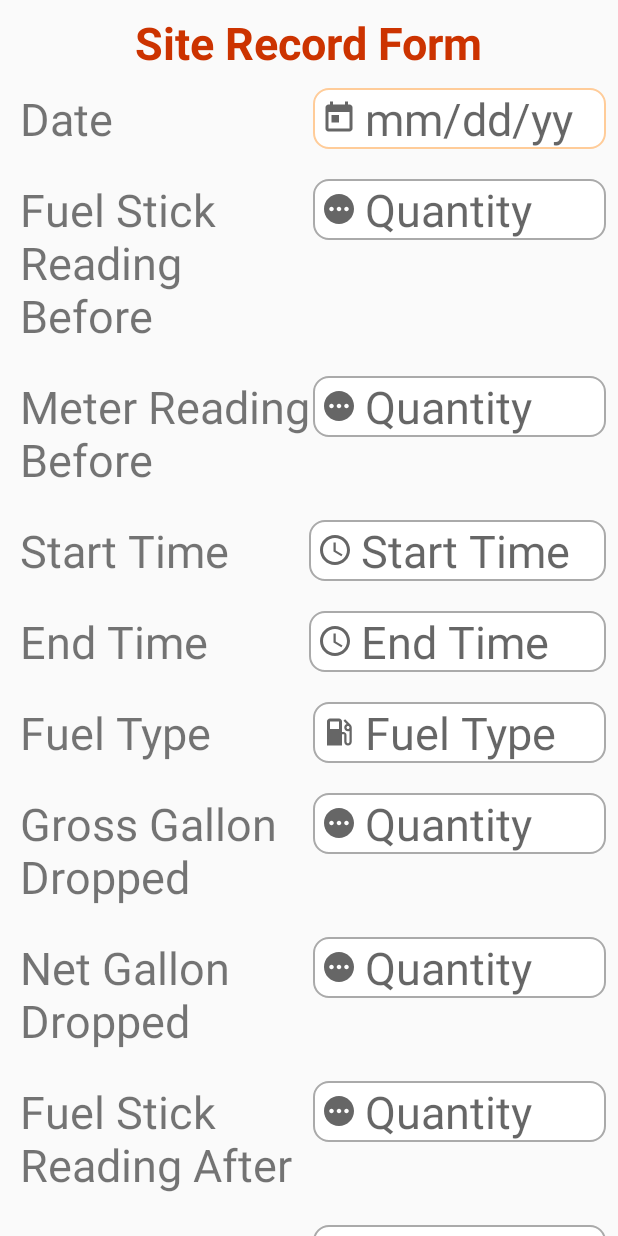
After one commit to suraaj3poudel/Team-Koala, an Android app: the MainActivity4 screen opened directly, with no data from a screen before it, on a phone screen of 412 x 824 dp. The commit adds this screen. Run offline under Robolectric (Android 15) with nearby library versions, the phone set to English and light mode, and no system bars; network calls fail.

Commit message:
deliver form added

```diff
--- a/app/src/main/AndroidManifest.xml
+++ b/app/src/main/AndroidManifest.xml
@@ -6,6 +6,7 @@
     <uses-permission android:name="android.permission.ACCESS_COARSE_LOCATION" />
     <uses-permission android:name="android.permission.ACCESS_BACKGROUND_LOCATION" />
     <uses-permission android:name="android.permission.CAMERA" />
+
     <uses-feature android:name="android.hardware.camera" />
 
     <application
@@ -15,7 +16,8 @@
         android:roundIcon="@mipmap/ic_launcher_round"
         android:supportsRtl="true"
         android:theme="@style/AppTheme">
-        <activity android:name=".dummy.MainActivity3"></activity>
+        <activity android:name=".dummy.MainActivity4"></activity>
+        <activity android:name=".dummy.MainActivity3" />
         <activity android:name=".MainActivity2" />
         <activity
             android:name=".MainActivity"
--- a/app/src/main/java/com/example/alphademo/RecyclerViewAdapter.java
+++ b/app/src/main/java/com/example/alphademo/RecyclerViewAdapter.java
@@ -22,6 +22,7 @@ import androidx.fragment.app.Fragment;
 import androidx.recyclerview.widget.RecyclerView;
 
 import com.example.alphademo.dummy.MainActivity3;
+import com.example.alphademo.dummy.MainActivity4;
 
 import java.util.ArrayList;
 
@@ -59,6 +60,20 @@ public class RecyclerViewAdapter extends RecyclerView.Adapter<RecyclerViewAdapte
             view.getContext().startActivity(intent);
         }
     });
+        holder.deliverForm1.setOnClickListener(new View.OnClickListener() {
+            @Override
+            public void onClick(View view) {
+                Intent intent = new Intent(view.getContext(), MainActivity4.class);
+                view.getContext().startActivity(intent);
+            }
+        });
+        holder.deliverForm2.setOnClickListener(new View.OnClickListener() {
+            @Override
+            public void onClick(View view) {
+                Intent intent = new Intent(view.getContext(), MainActivity4.class);
+                view.getContext().startActivity(intent);
+            }
+        });
 
         holder.driverName.setText(mDriverNames.get(position).getDriverName());
         holder.driverCode.setText(mDriverNames.get(position).getDriverCode());
@@ -115,7 +130,7 @@ public class RecyclerViewAdapter extends RecyclerView.Adapter<RecyclerViewAdapte
         TextView site2name, site2containercode, site2address, site2city, site2state, site2zip,site2p, site2pd;
         ProgressBar progressBar;
         LinearLayout parentLayout;
-        Button addsourceNotes, siteNotes1, siteNotes2, sourceForm;
+        Button addsourceNotes, siteNotes1, siteNotes2, sourceForm, deliverForm1, deliverForm2;
         EditText typeSpaceSource, typeSpaceSite1, typeSpaceSite2;
         DatabaseSQLite myDB;
 
@@ -138,6 +153,9 @@ public class RecyclerViewAdapter extends RecyclerView.Adapter<RecyclerViewAdapte
             sstate = itemView.findViewById(R.id.state);
             szipcode = itemView.findViewById(R.id.zipcode);
 
+
+            deliverForm1 = itemView.findViewById(R.id.deliverForm1);
+            deliverForm2 = itemView.findViewById(R.id.deliverForm2);
             sourceForm = itemView.findViewById(R.id.sourceForm);
             site = itemView.findViewById(R.id.site);
             sitecode = itemView.findViewById(R.id.siteCode);
--- /dev/null
+++ b/app/src/main/java/com/example/alphademo/dummy/MainActivity4.java
@@ -0,0 +1,16 @@
+package com.example.alphademo.dummy;
+
+import androidx.appcompat.app.AppCompatActivity;
+
+import android.os.Bundle;
+
+import com.example.alphademo.R;
+
+public class MainActivity4 extends AppCompatActivity {
+
+    @Override
+    protected void onCreate(Bundle savedInstanceState) {
+        super.onCreate(savedInstanceState);
+        setContentView(R.layout.activity_main4);
+    }
+}
--- /dev/null
+++ b/app/src/main/res/layout/activity_main4.xml
@@ -0,0 +1,370 @@
+<?xml version="1.0" encoding="utf-8"?>
+<androidx.core.widget.NestedScrollView xmlns:android="http://schemas.android.com/apk/res/android"
+    xmlns:app="http://schemas.android.com/apk/res-auto"
+    xmlns:tools="http://schemas.android.com/tools"
+    android:layout_width="match_parent"
+    android:layout_height="match_parent"
+    tools:context=".SiteForm">
+
+    <LinearLayout
+        android:layout_width="match_parent"
+        android:layout_height="match_parent"
+        android:layout_marginStart="8dp"
+        android:layout_marginTop="8dp"
+        android:layout_marginEnd="8dp"
+        android:layout_marginBottom="8dp"
+        android:orientation="vertical">
+
+        <LinearLayout
+            android:layout_width="wrap_content"
+            android:layout_height="wrap_content"
+            android:layout_gravity="center">
+
+            <TextView
+                android:layout_width="wrap_content"
+                android:layout_height="wrap_content"
+                android:text="Site Record Form"
+                android:textStyle="bold"
+                android:textColor="@color/black"
+                android:textSize="30sp" />
+
+        </LinearLayout>
+
+        <LinearLayout
+            android:id="@+id/linearLayout1"
+            android:layout_width="match_parent"
+            android:layout_height="wrap_content"
+            android:layout_marginTop="10dp"
+            android:orientation="horizontal">
+
+            <TextView
+                android:layout_width="0dp"
+                android:layout_height="wrap_content"
+                android:layout_weight="1"
+                android:layout_marginStart="5dp"
+                android:text="@string/date"
+                android:textSize="30sp" />
+
+            <EditText
+                android:id="@+id/date2"
+                android:layout_width="0dp"
+                android:layout_height="wrap_content"
+                android:layout_weight="1"
+                android:background="@drawable/custom_input"
+                android:drawableStart="@drawable/ic_date"
+                android:drawablePadding="5dp"
+                android:paddingStart="5dp"
+                android:hint="@string/mm_dd_yy"
+                android:textSize="30sp"
+                android:importantForAutofill="no"
+                android:autofillHints="@string/date"
+                android:inputType="date"
+                tools:ignore="HardcodedText"/>
+        </LinearLayout>
+
+        <LinearLayout
+            android:layout_width="match_parent"
+            android:layout_height="wrap_content"
+            android:orientation="horizontal"
+            android:layout_marginTop="20dp">
+
+            <TextView
+                android:layout_width="0dp"
+                android:layout_height="wrap_content"
+                android:layout_marginStart="5dp"
+                android:layout_weight="1"
+                android:text="Fuel Stick Reading Before"
+                android:textSize="30sp" />
+
+            <EditText
+                android:layout_width="0dp"
+                android:layout_height="wrap_content"
+                android:background="@drawable/custom_input"
+                android:drawableStart="@drawable/ic_baseline_pending_24"
+                android:drawablePadding="5dp"
+                android:paddingStart="5dp"
+                android:hint="Quantity"
+                android:inputType="number"
+                android:textSize="30sp"
+                android:layout_weight="1"/>
+
+        </LinearLayout>
+
+        <LinearLayout
+            android:layout_width="match_parent"
+            android:layout_height="wrap_content"
+            android:orientation="horizontal"
+            android:layout_marginTop="20dp">
+
+            <TextView
+                android:layout_width="0dp"
+                android:layout_height="wrap_content"
+                android:layout_marginStart="5dp"
+                android:layout_weight="1"
+                android:text="Meter Reading Before"
+                android:textSize="30sp" />
+
+            <EditText
+                android:layout_width="0dp"
+                android:layout_height="wrap_content"
+                android:background="@drawable/custom_input"
+                android:drawableStart="@drawable/ic_baseline_pending_24"
+                android:drawablePadding="5dp"
+                android:paddingStart="5dp"
+                android:hint="Quantity"
+                android:inputType="number"
+                android:textSize="30sp"
+                android:layout_weight="1"/>
+
+        </LinearLayout>
+
+        <LinearLayout
+            android:layout_width="match_parent"
+            android:layout_height="wrap_content"
+            android:orientation="horizontal"
+            android:layout_marginTop="20dp">
+
+
+            <TextView
+                android:layout_width="match_parent"
+                android:layout_height="wrap_content"
+                android:layout_weight="1"
+                android:layout_marginStart="5dp"
+                android:text="Start Time"
+                android:textSize="30sp" />
+
+            <EditText
+                android:layout_width="match_parent"
+                android:layout_height="wrap_content"
+                android:layout_weight="1"
+                android:background="@drawable/custom_input"
+                android:drawableStart="@drawable/ic_time"
+                android:drawablePadding="5dp"
+                android:paddingStart="5dp"
+                android:hint="Start Time"
+                android:inputType="number"
+                android:textSize="30sp" />
+
+        </LinearLayout>
+
+        <LinearLayout
+            android:layout_width="match_parent"
+            android:layout_height="wrap_content"
+            android:orientation="horizontal"
+            android:layout_marginTop="20dp">
+
+            <TextView
+                android:layout_width="match_parent"
+                android:layout_height="wrap_content"
+                android:layout_marginStart="5dp"
+                android:layout_weight="1"
+                android:text="End Time"
+                android:textSize="30sp" />
+
+            <EditText
+                android:id="@+id/editTextTextPostalAddress3"
+                android:layout_width="match_parent"
+                android:layout_height="wrap_content"
+                android:layout_weight="1"
+                android:background="@drawable/custom_input"
+                android:drawableStart="@drawable/ic_time"
+                android:drawablePadding="5dp"
+                android:paddingStart="5dp"
+                android:hint="End Time"
+                android:inputType="textPostalAddress"
+                android:textSize="30sp"
+                android:autofillHints="" />
+
+        </LinearLayout>
+
+        <LinearLayout
+            android:layout_width="match_parent"
+            android:layout_height="wrap_content"
+            android:orientation="horizontal"
+            android:layout_marginTop="20dp">
+
+            <TextView
+                android:layout_width="0dp"
+                android:layout_height="wrap_content"
+                android:layout_marginStart="5dp"
+                android:layout_weight="1"
+                android:text="Fuel Type"
+                android:textSize="30sp" />
+
+            <EditText
+                android:layout_width="0dp"
+                android:layout_height="wrap_content"
+                android:layout_weight="1"
+                android:background="@drawable/custom_input"
+                android:drawableStart="@drawable/ic_baseline_local_gas_station_24"
+                android:drawablePadding="5dp"
+                android:paddingStart="5dp"
+                android:hint="Fuel Type"
+                android:textSize="30sp" />
+
+
+        </LinearLayout>
+
+        <LinearLayout
+            android:layout_width="match_parent"
+            android:layout_height="wrap_content"
+            android:orientation="horizontal"
+            android:layout_marginTop="20dp">
+
+            <TextView
+                android:layout_width="0dp"
+                android:layout_height="wrap_content"
+                android:layout_marginStart="5dp"
+                android:layout_weight="1"
+                android:text="Gross Gallon Dropped"
+                android:textSize="30sp" />
+
+            <EditText
+                android:id="@+id/editTextNumber2"
+                android:layout_width="0dp"
+                android:layout_height="wrap_content"
+                android:layout_weight="1"
+                android:background="@drawable/custom_input"
+                android:drawableStart="@drawable/ic_baseline_pending_24"
+                android:drawablePadding="5dp"
+                android:paddingStart="5dp"
+                android:hint="Quantity"
+                android:inputType="number"
+                android:textSize="30sp" />
+
+        </LinearLayout>
+
+        <LinearLayout
+            android:layout_width="match_parent"
+            android:layout_height="wrap_content"
+            android:orientation="horizontal"
+            android:layout_marginTop="20dp">
+
+            <TextView
+                android:layout_width="0dp"
+                android:layout_height="wrap_content"
+                android:layout_weight="1"
+                android:layout_marginStart="5dp"
+                android:text="Net Gallon Dropped"
+                android:textSize="30sp" />
+
+            <EditText
+                android:layout_width="0dp"
+                android:layout_height="wrap_content"
+                android:background="@drawable/custom_input"
+                android:drawableStart="@drawable/ic_baseline_pending_24"
+                android:drawablePadding="5dp"
+                android:paddingStart="5dp"
+                android:hint="Quantity"
+                android:inputType="number"
+                android:textSize="30sp"
+                android:layout_weight="1"/>
+
+        </LinearLayout>
+
+        <LinearLayout
+            android:layout_width="match_parent"
+            android:layout_height="wrap_content"
+            android:orientation="horizontal"
+            android:layout_marginTop="20dp">
+
+            <TextView
+                android:layout_width="0dp"
+                android:layout_height="wrap_content"
+                android:layout_weight="1"
+                android:layout_marginStart="5dp"
+                android:text="Fuel Stick Reading After"
+                android:textSize="30sp" />
+
+            <EditText
+                android:layout_width="0dp"
+                android:layout_height="wrap_content"
+                android:layout_weight="1"
+                android:background="@drawable/custom_input"
+                android:drawableStart="@drawable/ic_baseline_pending_24"
+                android:drawablePadding="5dp"
+                android:paddingStart="5dp"
+                android:hint="Quantity"
+                android:inputType="number"
+                android:textSize="30sp" />
+
+        </LinearLayout>
+
+        <LinearLayout
+            android:layout_width="match_parent"
+            android:layout_height="wrap_content"
+            android:orientation="horizontal"
+            android:layout_marginTop="20dp">
+
+            <TextView
+                android:layout_width="0dp"
+                android:layout_height="wrap_content"
+                android:layout_weight="1"
+                android:layout_marginStart="5dp"
+                android:text="Meter Reading After"
+                android:textSize="30sp" />
+
+            <EditText
+                android:layout_width="0dp"
+                android:layout_height="wrap_content"
+                android:layout_weight="1"
+                android:background="@drawable/custom_input"
+                android:drawableStart="@drawable/ic_baseline_pending_24"
+                android:drawablePadding="5dp"
+                android:paddingStart="5dp"
+                android:hint="Quantity"
+                android:inputType="number"
+                android:textSize="30sp" />
+
+        </LinearLayout>
+
+        <LinearLayout
+            android:layout_width="match_parent"
+            android:layout_height="wrap_content"
+            android:orientation="horizontal"
+            android:layout_marginTop="20dp">
+
+            <TextView
+                android:layout_width="0dp"
+                android:layout_height="wrap_content"
+                android:layout_weight="1"
+                android:layout_marginStart="5dp"
+                android:text="Bill of Landing Number"
+                android:textSize="30sp" />
+
+            <EditText
+                android:layout_width="0dp"
+                android:layout_height="wrap_content"
+                android:layout_weight="1"
+                android:background="@drawable/custom_input"
+                android:hint="Quantity"
+                android:inputType="number"
+                android:textSize="30sp" />
+
+        </LinearLayout>
+
+        <LinearLayout
+            android:layout_width="match_parent"
+            android:layout_height="wrap_content"
+            android:orientation="vertical"
+            android:layout_marginTop="20dp">
+
+            <TextView
+                android:layout_width="wrap_content"
+                android:layout_height="wrap_content"
+                android:textAlignment="center"
+                android:text="Capture your Barcode"
+                android:textSize="30sp"/>
+
+            <ImageView
+                android:id="@+id/imageView6"
+                android:layout_width="match_parent"
+                android:layout_height="240dp"
+                android:src="@android:drawable/ic_menu_camera" />
+
+
+        </LinearLayout>
+    </LinearLayout>
+
+
+</androidx.core.widget.NestedScrollView>
--- a/app/src/main/res/layout/fragment_triplist.xml
+++ b/app/src/main/res/layout/fragment_triplist.xml
@@ -498,6 +498,18 @@
                 android:layout_marginRight="55dp"
                 android:text="+ Add Notes"
                 android:textAlignment="center" />
+            <Button
+                android:layout_width="wrap_content"
+                android:layout_height="wrap_content"
+                android:id="@+id/deliverForm1"
+                android:layout_alignParentStart="true"
+                android:layout_alignParentLeft="true"
+                android:layout_alignParentRight="true"
+                android:layout_marginStart="2dp"
+                android:layout_marginLeft="246dp"
+                android:layout_marginRight="55dp"
+                android:text="Deliver"
+                android:textAlignment="center" />
         </RelativeLayout>
 
         <EditText
@@ -711,6 +723,18 @@
             <Button
                 android:layout_width="wrap_content"
                 android:layout_height="wrap_content"
+                android:id="@+id/deliverForm2"
+                android:layout_alignParentStart="true"
+                android:layout_alignParentLeft="true"
+                android:layout_alignParentRight="true"
+                android:layout_marginStart="2dp"
+                android:layout_marginLeft="246dp"
+                android:layout_marginRight="55dp"
+                android:text="Deliver"
+                android:textAlignment="center" />
+            <Button
+                android:layout_width="wrap_content"
+                android:layout_height="wrap_content"
                 android:layout_alignParentStart="true"
                 android:id="@+id/siteNotes2"
                 android:layout_alignParentLeft="true"
```
